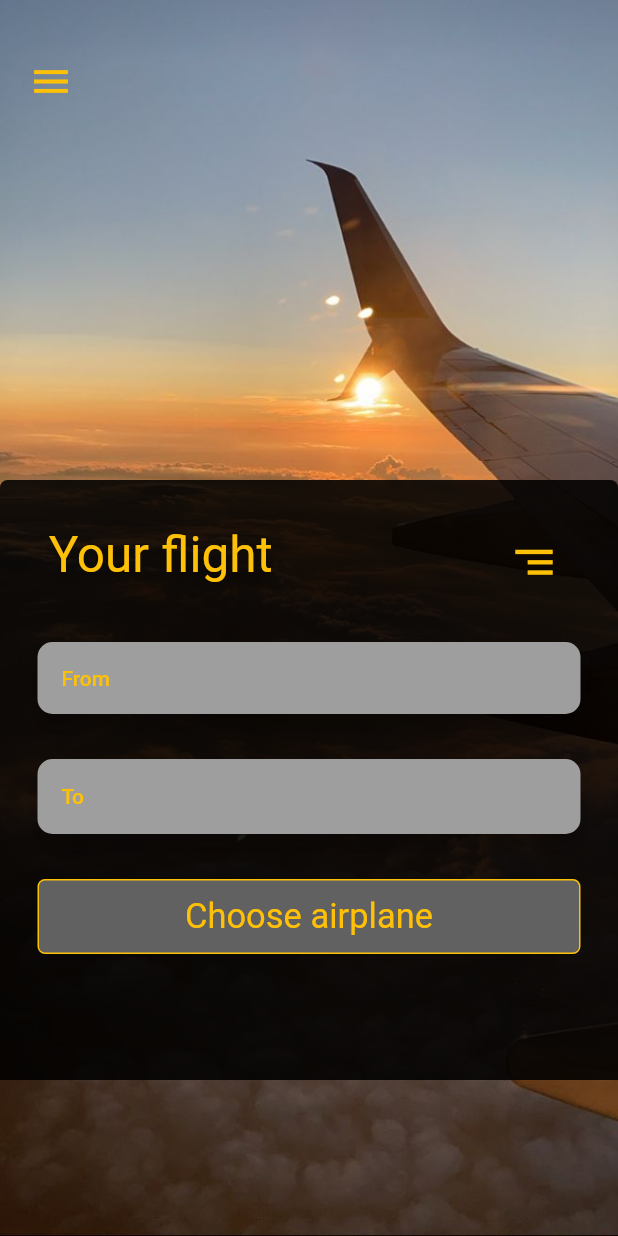
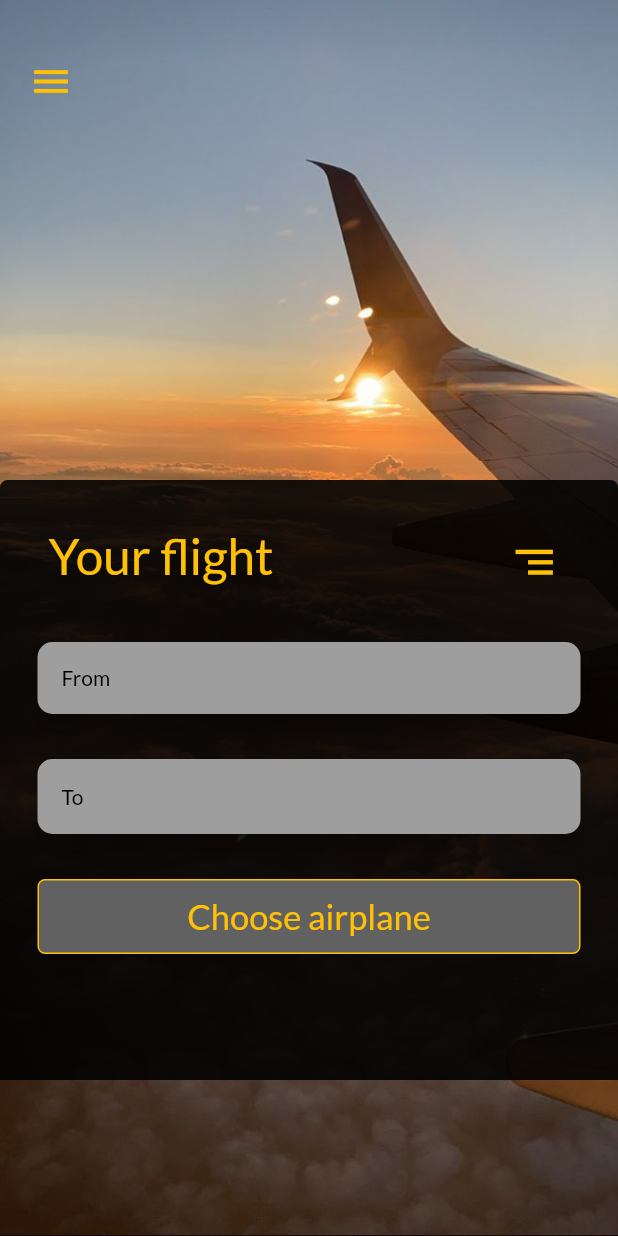
Before and after one commit to home-22/booking_app, a Flutter app: the screen it shows after launch, after a tap on "Get started", on a phone screen of 412 x 824 dp. Run offline on Flutter 3.47's test engine with Material 2 defaults, Android fonts, the phone set to English and light mode, and no system bars; our stand-ins replace google_fonts.

Commit message:
booking_app

```diff
--- a/lib/main.dart
+++ b/lib/main.dart
@@ -1,4 +1,5 @@
 import 'package:booking_app/screens/welcome_screen.dart';
+import 'package:google_fonts/google_fonts.dart';
 
 import 'package:flutter/material.dart';
 
@@ -12,10 +13,18 @@ class MyApp extends StatelessWidget {
   @override
   Widget build(BuildContext context) {
     return MaterialApp(
-      title: 'Booking App',
       debugShowCheckedModeBanner: false,
-      theme: ThemeData(),
+      title: '',
+      theme: _buildTheme(Brightness.light),
       home: const WelcomeScreen(),
     );
   }
+
+  ThemeData _buildTheme(brightness) {
+    var baseTheme = ThemeData(brightness: brightness);
+
+    return baseTheme.copyWith(
+      textTheme: GoogleFonts.latoTextTheme(baseTheme.textTheme),
+    );
+  }
 }
--- a/lib/screens/home_screen.dart
+++ b/lib/screens/home_screen.dart
@@ -105,7 +105,7 @@ class _HomeScreenState extends State<HomeScreen> {
                                 children: const [
                                   Text(
                                     'From',
-                                    style: TextStyle(color: Colors.amber),
+                                    style: TextStyle(color: Colors.black),
                                   ),
                                 ],
                               ),
@@ -130,7 +130,7 @@ class _HomeScreenState extends State<HomeScreen> {
                                 children: const [
                                   Text(
                                     'To',
-                                    style: TextStyle(color: Colors.amber),
+                                    style: TextStyle(color: Colors.black),
                                   ),
                                 ],
                               ),
--- a/lib/screens/show_screen.dart
+++ b/lib/screens/show_screen.dart
@@ -76,6 +76,9 @@ class _ShowScreenState extends State<ShowScreen> {
                   ),
                   child: Row(
                     children: [
+                      const SizedBox(
+                        width: 5,
+                      ),
                       const CircleAvatar(
                         radius: 50,
                         backgroundImage: AssetImage('images/box1.png'),
@@ -143,6 +146,7 @@ class _ShowScreenState extends State<ShowScreen> {
                   ),
                   child: Row(
                     children: [
+                      const SizedBox(width: 5),
                       const CircleAvatar(
                         radius: 50,
                         backgroundImage: AssetImage('images/box2.png'),
@@ -207,6 +211,7 @@ class _ShowScreenState extends State<ShowScreen> {
                   ),
                   child: Row(
                     children: [
+                      const SizedBox(width: 5),
                       const CircleAvatar(
                         radius: 50,
                         backgroundImage: AssetImage('images/box3.png'),
--- a/pubspec.yaml
+++ b/pubspec.yaml
@@ -29,7 +29,7 @@ environment:
 dependencies:
   flutter:
     sdk: flutter
-
+  google_fonts: ^3.0.1
 
   # The following adds the Cupertino Icons font to your application.
   # Use with the CupertinoIcons class for iOS style icons.
@@ -84,6 +84,5 @@ flutter:
   #       - asset: fonts/TrajanPro.ttf
   #       - asset: fonts/TrajanPro_Bold.ttf
   #         weight: 700
-  #
   # For details regarding fonts from package dependencies,
   # see https://flutter.dev/custom-fonts/#from-packages
```
Also changed, not shown: pubspec.lock, 1 other file.
